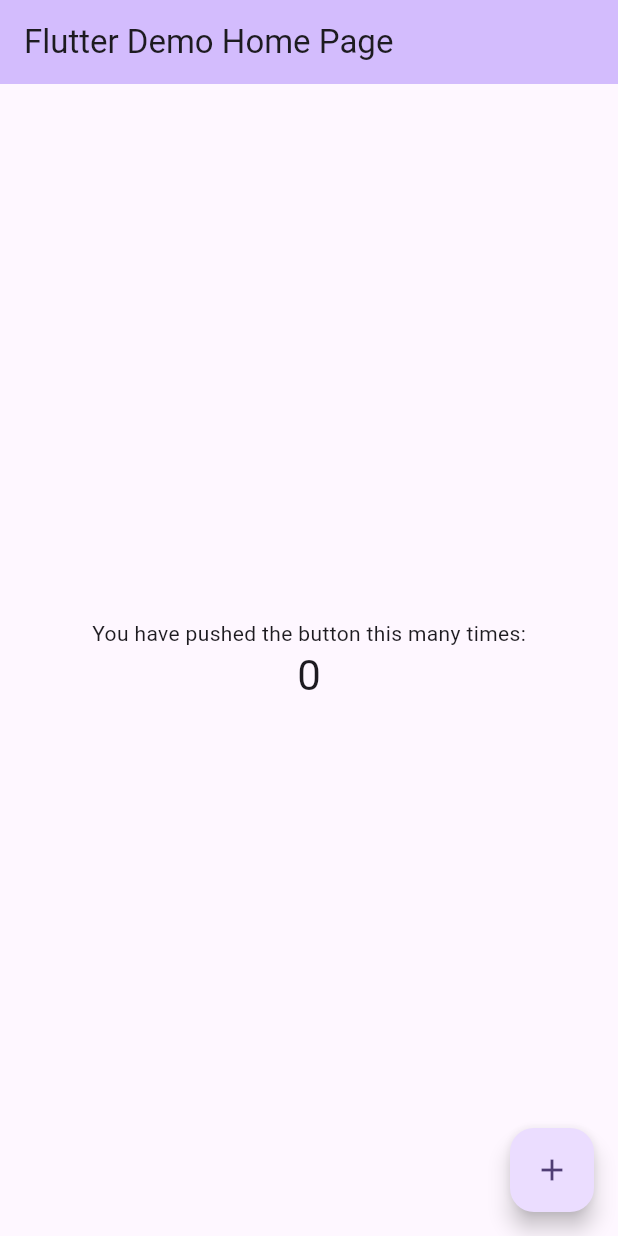
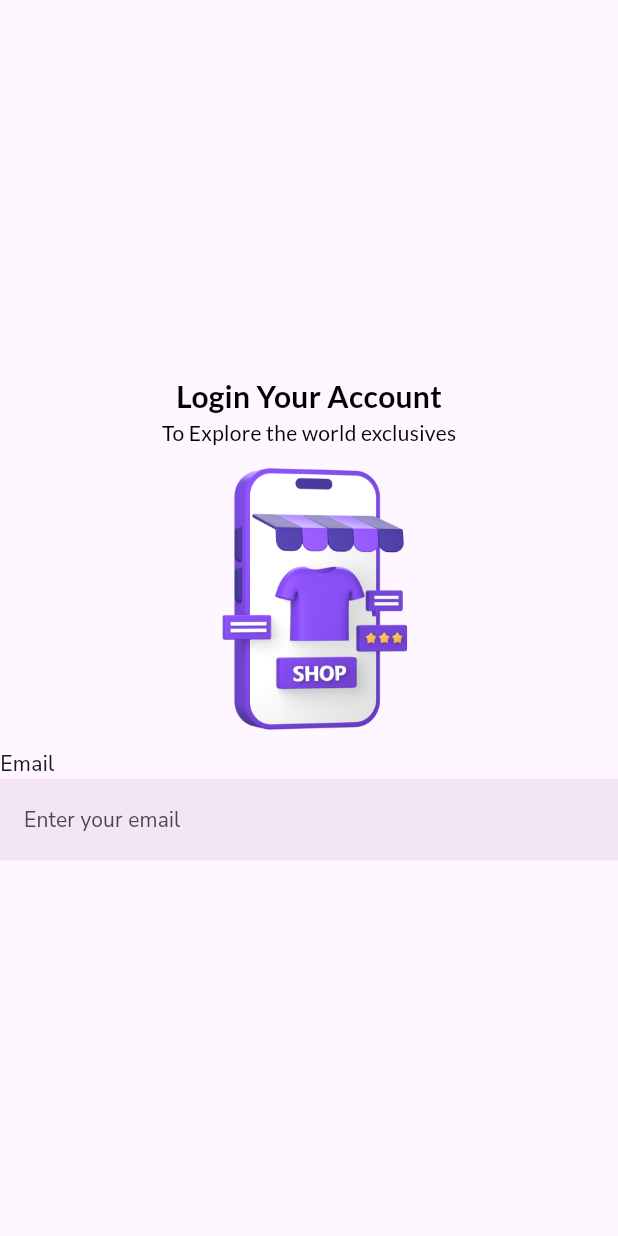
Before and after one commit to samuelmeliala/w-ngine-store, a Flutter app: the screen it shows after launch, on a phone screen of 412 x 824 dp. Run offline on Flutter 3.47's test engine with Material 3 defaults, Android fonts, the phone set to English and light mode, and no system bars; our stand-ins replace google_fonts.

Commit message:
add: login UI

```diff
--- a/lib/main.dart
+++ b/lib/main.dart
@@ -1,4 +1,5 @@
 import 'package:flutter/material.dart';
+import 'package:w_ngine_store/views/screens/authentication/login_page.dart';
 
 void main() {
   runApp(const MyApp());
@@ -7,119 +8,16 @@ void main() {
 class MyApp extends StatelessWidget {
   const MyApp({super.key});
 
-  // This widget is the root of your application.
   @override
   Widget build(BuildContext context) {
     return MaterialApp(
+      debugShowCheckedModeBanner: false,
       title: 'Flutter Demo',
       theme: ThemeData(
-        // This is the theme of your application.
-        //
-        // TRY THIS: Try running your application with "flutter run". You'll see
-        // the application has a purple toolbar. Then, without quitting the app,
-        // try changing the seedColor in the colorScheme below to Colors.green
-        // and then invoke "hot reload" (save your changes or press the "hot
-        // reload" button in a Flutter-supported IDE, or press "r" if you used
-        // the command line to start the app).
-        //
-        // Notice that the counter didn't reset back to zero; the application
-        // state is not lost during the reload. To reset the state, use hot
-        // restart instead.
-        //
-        // This works for code too, not just values: Most code changes can be
-        // tested with just a hot reload.
         colorScheme: ColorScheme.fromSeed(seedColor: Colors.deepPurple),
         useMaterial3: true,
       ),
-      home: const MyHomePage(title: 'Flutter Demo Home Page'),
+      home: LoginPage(),
     );
   }
 }
-
-class MyHomePage extends StatefulWidget {
-  const MyHomePage({super.key, required this.title});
-
-  // This widget is the home page of your application. It is stateful, meaning
-  // that it has a State object (defined below) that contains fields that affect
-  // how it looks.
-
-  // This class is the configuration for the state. It holds the values (in this
-  // case the title) provided by the parent (in this case the App widget) and
-  // used by the build method of the State. Fields in a Widget subclass are
-  // always marked "final".
-
-  final String title;
-
-  @override
-  State<MyHomePage> createState() => _MyHomePageState();
-}
-
-class _MyHomePageState extends State<MyHomePage> {
-  int _counter = 0;
-
-  void _incrementCounter() {
-    setState(() {
-      // This call to setState tells the Flutter framework that something has
-      // changed in this State, which causes it to rerun the build method below
-      // so that the display can reflect the updated values. If we changed
-      // _counter without calling setState(), then the build method would not be
-      // called again, and so nothing would appear to happen.
-      _counter++;
-    });
-  }
-
-  @override
-  Widget build(BuildContext context) {
-    // This method is rerun every time setState is called, for instance as done
-    // by the _incrementCounter method above.
-    //
-    // The Flutter framework has been optimized to make rerunning build methods
-    // fast, so that you can just rebuild anything that needs updating rather
-    // than having to individually change instances of widgets.
-    return Scaffold(
-      appBar: AppBar(
-        // TRY THIS: Try changing the color here to a specific color (to
-        // Colors.amber, perhaps?) and trigger a hot reload to see the AppBar
-        // change color while the other colors stay the same.
-        backgroundColor: Theme.of(context).colorScheme.inversePrimary,
-        // Here we take the value from the MyHomePage object that was created by
-        // the App.build method, and use it to set our appbar title.
-        title: Text(widget.title),
-      ),
-      body: Center(
-        // Center is a layout widget. It takes a single child and positions it
-        // in the middle of the parent.
-        child: Column(
-          // Column is also a layout widget. It takes a list of children and
-          // arranges them vertically. By default, it sizes itself to fit its
-          // children horizontally, and tries to be as tall as its parent.
-          //
-          // Column has various properties to control how it sizes itself and
-          // how it positions its children. Here we use mainAxisAlignment to
-          // center the children vertically; the main axis here is the vertical
-          // axis because Columns are vertical (the cross axis would be
-          // horizontal).
-          //
-          // TRY THIS: Invoke "debug painting" (choose the "Toggle Debug Paint"
-          // action in the IDE, or press "p" in the console), to see the
-          // wireframe for each widget.
-          mainAxisAlignment: MainAxisAlignment.center,
-          children: <Widget>[
-            const Text(
-              'You have pushed the button this many times:',
-            ),
-            Text(
-              '$_counter',
-              style: Theme.of(context).textTheme.headlineMedium,
-            ),
-          ],
-        ),
-      ),
-      floatingActionButton: FloatingActionButton(
-        onPressed: _incrementCounter,
-        tooltip: 'Increment',
-        child: const Icon(Icons.add),
-      ), // This trailing comma makes auto-formatting nicer for build methods.
-    );
-  }
-}
--- /dev/null
+++ b/lib/views/screens/authentication/login_page.dart
@@ -0,0 +1,71 @@
+import 'package:flutter/material.dart';
+import 'package:google_fonts/google_fonts.dart';
+
+class LoginPage extends StatelessWidget {
+  const LoginPage({super.key});
+
+  @override
+  Widget build(BuildContext context) {
+    return Scaffold(
+      body: Center(
+        child: Column(
+          mainAxisAlignment: MainAxisAlignment.center,
+          children: [
+            Text(
+              "Login Your Account",
+              style: GoogleFonts.getFont(
+                'Lato',
+                color: Colors.black,
+                fontWeight: FontWeight.bold,
+                letterSpacing: 0.2,
+                fontSize: 20,
+              ),
+            ),
+            Text(
+              "To Explore the world exclusives",
+              style: GoogleFonts.getFont(
+                'Lato',
+                color: Colors.black,
+                fontSize: 14,
+                letterSpacing: 0.2,
+              ),
+            ),
+            Image.asset(
+              'assets/images/login-illust.png',
+              width: 200,
+              height: 200,
+            ),
+            Align(
+              alignment: Alignment.topLeft,
+              child: Text(
+                "Email",
+                style: GoogleFonts.getFont(
+                  'Nunito Sans',
+                  fontWeight: FontWeight.w500,
+                  letterSpacing: 0.2,
+                ),
+              ),
+            ),
+            TextFormField(
+              decoration: InputDecoration(
+                fillColor: Colors.purple.shade50,
+                filled: true,
+                border: OutlineInputBorder(
+                  borderRadius: BorderRadius.circular(9),
+                ),
+                focusedBorder: InputBorder.none,
+                enabledBorder: InputBorder.none,
+                labelText: 'Enter your email',
+                labelStyle: GoogleFonts.getFont(
+                  'Nunito Sans',
+                  fontSize: 14,
+                  letterSpacing: 0.1,
+                ),
+              ),
+            ),
+          ],
+        ),
+      ),
+    );
+  }
+}
```
Also changed, not shown: assets/images/login-illust.png (added).
